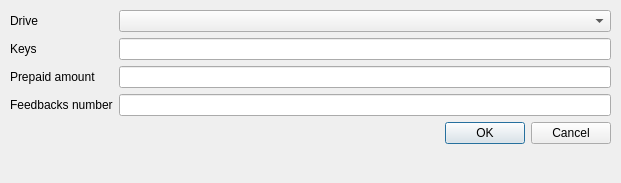
Before: the Qt Designer form UserApp/adddownloadchanneldialog.ui in proximax-storage/cpp-xpx-storage-user-app, drawn with Qt 5.
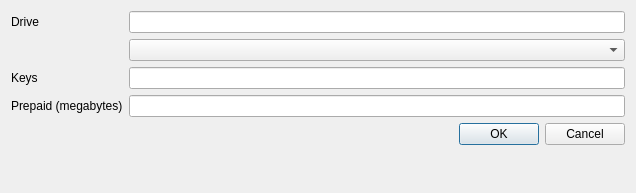
After: the same form once the commit is applied.

Commit message: Added load drives/channels logic

```diff
--- a/UserApp/adddownloadchanneldialog.ui
+++ b/UserApp/adddownloadchanneldialog.ui
@@ -2,80 +2,73 @@
 <ui version="4.0">
  <class>AddDownloadChannelDialog</class>
  <widget class="QDialog" name="AddDownloadChannelDialog">
+  <property name="enabled">
+   <bool>true</bool>
+  </property>
   <property name="geometry">
    <rect>
     <x>0</x>
     <y>0</y>
-    <width>621</width>
-    <height>183</height>
+    <width>636</width>
+    <height>193</height>
    </rect>
   </property>
   <property name="windowTitle">
    <string>Dialog</string>
   </property>
-  <widget class="QWidget" name="verticalLayoutWidget">
-   <property name="geometry">
-    <rect>
-     <x>10</x>
-     <y>10</y>
-     <width>601</width>
-     <height>161</height>
-    </rect>
-   </property>
+  <layout class="QVBoxLayout" name="verticalLayout">
+   <item>
    <layout class="QVBoxLayout" name="verticalLayout_2">
+     <property name="sizeConstraint">
+      <enum>QLayout::SetMaximumSize</enum>
+     </property>
     <item>
      <layout class="QFormLayout" name="formLayout">
-      <item row="0" column="0">
-       <widget class="QLabel" name="drive">
-        <property name="text">
-         <string>Drive</string>
-        </property>
-       </widget>
-      </item>
-      <item row="0" column="1">
+       <item row="2" column="1">
        <widget class="QComboBox" name="drivesBox"/>
       </item>
-      <item row="1" column="0">
+       <item row="3" column="0">
        <widget class="QLabel" name="keys">
         <property name="text">
          <string>Keys</string>
         </property>
        </widget>
       </item>
-      <item row="2" column="0">
-       <widget class="QLabel" name="prepaidAmount">
-        <property name="text">
-         <string>Prepaid amount</string>
-        </property>
-       </widget>
-      </item>
-      <item row="3" column="0">
-       <widget class="QLabel" name="feedbacks">
-        <property name="text">
-         <string>Feedbacks number</string>
-        </property>
-       </widget>
-      </item>
-      <item row="1" column="1">
-       <widget class="QLineEdit" name="keysLine"/>
-      </item>
-      <item row="2" column="1">
-       <widget class="QLineEdit" name="prepaidAmountLine"/>
-      </item>
       <item row="3" column="1">
-       <widget class="QLineEdit" name="feedbacksLine"/>
+        <widget class="QLineEdit" name="keysLine"/>
+       </item>
+       <item row="4" column="0">
+        <widget class="QLabel" name="prepaidAmount">
+         <property name="text">
+          <string>Prepaid (megabytes)</string>
+         </property>
+        </widget>
       </item>
       <item row="4" column="1">
+        <widget class="QLineEdit" name="prepaidAmountLine"/>
+       </item>
+       <item row="5" column="1">
        <widget class="QDialogButtonBox" name="buttonBox">
         <property name="standardButtons">
          <set>QDialogButtonBox::Cancel|QDialogButtonBox::Ok</set>
         </property>
        </widget>
       </item>
-     </layout>
-    </item>
-   </layout>
-  </widget>
+       <item row="1" column="0">
+        <widget class="QLabel" name="label">
+         <property name="text">
+          <string>Drive</string>
+         </property>
+        </widget>
+       </item>
+       <item row="1" column="1">
+        <widget class="QLineEdit" name="lineEdit"/>
+       </item>
+      </layout>
+     </item>
+    </layout>
+   </item>
+  </layout>
  </widget>
  <resources/>
  <connections/>
```
Lines whose indentation alone changed are shown as unchanged. The commit also changes 13 other files.
